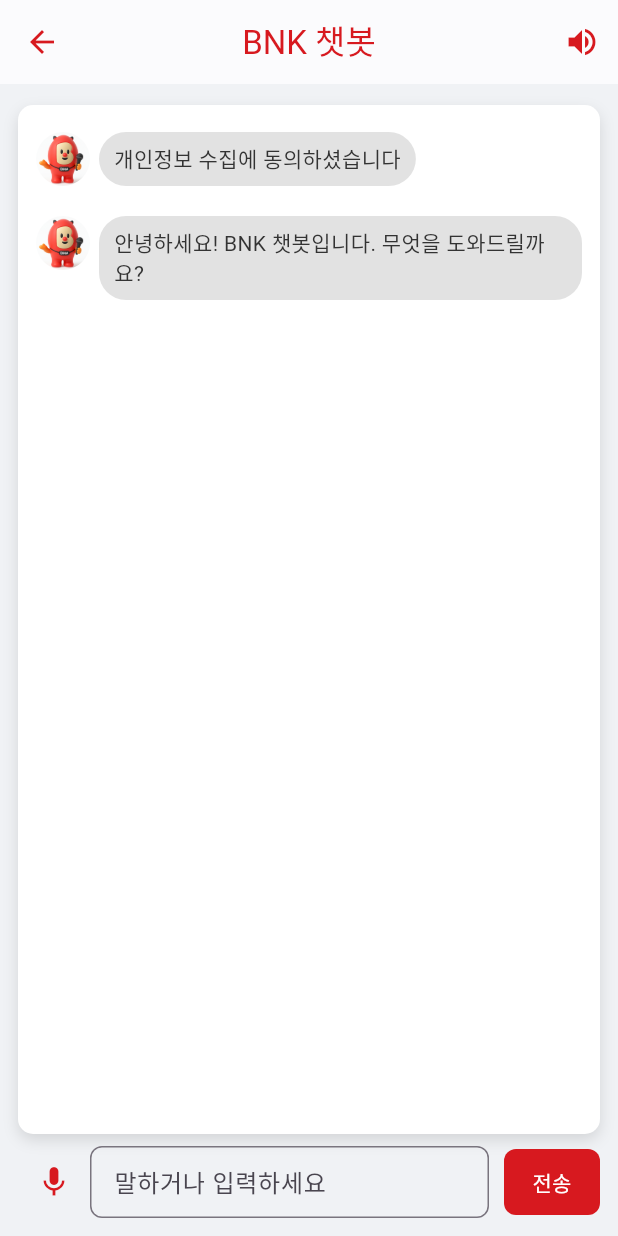
After one commit to Dayeong-dev/bnk_reframe, a Flutter app: the BnkChatPage screen opened by its route, after a tap on "동의합니다", after a tap on the "mic none" icon, after a tap on "전송", on a phone screen of 412 x 824 dp. The commit adds this screen. Run offline on Flutter 3.47's test engine with Material 3 defaults, Android fonts, the phone set to English and light mode, and no system bars; our stand-ins replace dio, flutter_secure_storage, flutter_tts, flutter_widget_from_html, local_auth, permission_handler and 1 more; missing offline and left inert: health; accounts and stored records are empty.

Commit message:
챗봇 음성기능 추가

```diff
--- a/lib/main.dart
+++ b/lib/main.dart
@@ -6,6 +6,7 @@
 import 'package:reframe/pages/deposit/deposit_main_page.dart';
 import 'package:reframe/pages/home_page.dart';
 import 'package:reframe/pages/walk/step_debug_page.dart';
+import 'package:reframe/pages/chat/bnk_chat_page.dart';
 
 void main() {
   runApp(const MyApp());
@@ -29,6 +30,7 @@
         "/depositList": (context) => DepositListPage(),
         "/depositMain": (context) => DepositMainPage(),
         "/step-debug": (context) => StepDebugPage(),
+        "/chat-debug": (context) => BnkChatPage(),
       },
     );
   }
--- /dev/null
+++ b/lib/pages/chat/bnk_chat_page.dart
@@ -0,0 +1,410 @@
+import 'dart:convert';
+import 'package:flutter/material.dart';
+import 'package:http/http.dart' as http;
+import 'package:speech_to_text/speech_to_text.dart' as stt;
+import 'package:flutter_tts/flutter_tts.dart';
+import 'package:permission_handler/permission_handler.dart';
+
+enum Sender { ai, user, system }
+
+enum TtsState { playing, stopped }
+
+class ChatMessage {
+  final Sender sender;
+  String text;
+  final String? id; // for replacing loading message
+  ChatMessage({required this.sender, required this.text, this.id});
+}
+
+class BnkChatPage extends StatefulWidget {
+  const BnkChatPage({super.key});
+
+  @override
+  State<BnkChatPage> createState() => _BnkChatPageState();
+}
+
+class _BnkChatPageState extends State<BnkChatPage> {
+  final TextEditingController _controller = TextEditingController();
+  final ScrollController _scrollController = ScrollController();
+  final List<ChatMessage> _messages = [];
+  bool _consented = false;
+  bool _sending = false;
+
+  // Networking
+  static const String _baseUrl = 'http://192.168.100.135:8090';
+  static const String _apiPath = '/api/chat/memory';
+
+  // Speech to Text
+  late final stt.SpeechToText _speech;
+  bool _speechAvailable = false;
+  bool _isListening = false;
+
+  // Text to Speech
+  final FlutterTts _tts = FlutterTts();
+  TtsState _ttsState = TtsState.stopped;
+
+  @override
+  void initState() {
+    super.initState();
+    _initSpeech();
+    _initTts();
+  }
+
+  Future<void> _initSpeech() async {
+    _speech = stt.SpeechToText();
+    _speechAvailable = await _speech.initialize(
+      onStatus: (s) => setState(() => _isListening = s == 'listening'),
+      onError: (e) => debugPrint('STT error: $e'),
+    );
+    setState(() {});
+  }
+
+  Future<void> _initTts() async {
+    // iOS/Android 공통 설정
+    await _tts.setLanguage('ko-KR');
+    await _tts.setSpeechRate(0.45); // 0.0 ~ 1.0
+    await _tts.setVolume(1.0);
+    await _tts.setPitch(1.0);
+
+    _tts.setStartHandler(() => setState(() => _ttsState = TtsState.playing));
+    _tts.setCompletionHandler(() => setState(() => _ttsState = TtsState.stopped));
+    _tts.setErrorHandler((msg) {
+      debugPrint('TTS error: $msg');
+      setState(() => _ttsState = TtsState.stopped);
+    });
+  }
+
+  @override
+  void dispose() {
+    _speech.stop();
+    _tts.stop();
+    _controller.dispose();
+    _scrollController.dispose();
+    super.dispose();
+  }
+
+  // UI helpers
+  void _showIntro() {
+    _appendAi("안녕하세요! BNK 챗봇입니다. 무엇을 도와드릴까요?");
+  }
+
+  void _appendAi(String text, {bool speak = false}) {
+    setState(() => _messages.add(ChatMessage(sender: Sender.ai, text: text)));
+    _scrollToBottom();
+    if (speak) _speak(text);
+  }
+
+  void _appendUser(String text) {
+    setState(() => _messages.add(ChatMessage(sender: Sender.user, text: text)));
+    _scrollToBottom();
+  }
+
+  String _addLoading() {
+    final id = DateTime.now().millisecondsSinceEpoch.toString();
+    setState(() {
+      _messages.add(ChatMessage(
+        sender: Sender.ai,
+        text: '답변을 생성 중입니다...',
+        id: id,
+      ));
+    });
+    _scrollToBottom();
+    return id;
+  }
+
+  void _replaceById(String id, String newText) {
+    final idx = _messages.indexWhere((m) => m.id == id);
+    if (idx != -1) {
+      setState(() => _messages[idx].text = newText);
+    }
+  }
+
+  void _scrollToBottom() {
+    WidgetsBinding.instance.addPostFrameCallback((_) {
+      if (_scrollController.hasClients) {
+        _scrollController.animateTo(
+          _scrollController.position.maxScrollExtent,
+          duration: const Duration(milliseconds: 250),
+          curve: Curves.easeOut,
+        );
+      }
+    });
+  }
+
+  // Consent
+  Future<void> _agree() async {
+    setState(() => _consented = true);
+    _appendAi('개인정보 수집에 동의하셨습니다', speak: true);
+    _showIntro();
+  }
+
+  // Networking send
+  Future<void> _sendMessage() async {
+    if (_sending) return;
+    final text = _controller.text.trim();
+    if (text.isEmpty) return;
+
+    _controller.clear();
+    _appendUser(text);
+
+    final loadingId = _addLoading();
+
+    try {
+      setState(() => _sending = true);
+      final uri = Uri.parse('$_baseUrl$_apiPath');
+      final res = await http.post(
+        uri,
+        headers: { 'Content-Type': 'application/json' },
+        body: jsonEncode(text), // JSON 문자열 literal
+      );
+
+      if (res.statusCode >= 200 && res.statusCode < 300) {
+        _replaceById(loadingId, res.body);
+        await _speak(res.body);
+      } else {
+        final err = '⚠️ 오류: ${res.statusCode} ${res.reasonPhrase}';
+        _replaceById(loadingId, err);
+        await _speak('오류가 발생했습니다. 다시 시도해 주세요.');
+      }
+    } catch (e) {
+      final err = '⚠️ 오류 발생: $e';
+      _replaceById(loadingId, err);
+      await _speak('네트워크 오류가 발생했습니다.');
+    } finally {
+      if (mounted) setState(() => _sending = false);
+      _scrollToBottom();
+    }
+  }
+
+  // Speech to Text
+  Future<void> _toggleListening() async {
+    if (!_speechAvailable) {
+      ScaffoldMessenger.of(context).showSnackBar(
+        const SnackBar(content: Text('이 기기에서 음성 인식을 사용할 수 없습니다.')),
+      );
+      return;
+    }
+
+    if (_isListening) {
+      await _speech.stop();
+      setState(() => _isListening = false);
+    } else {
+      final available = await _speech.initialize(
+        onStatus: (s) => setState(() => _isListening = s == 'listening'),
+        onError: (e) => debugPrint('STT error: $e'),
+      );
+      if (!available) return;
+
+      await _speech.listen(
+        localeId: 'ko_KR',
+        listenMode: stt.ListenMode.confirmation,
+        onResult: (result) {
+          final recognized = result.recognizedWords;
+          setState(() => _controller.text = recognized);
+          if (result.finalResult && recognized.trim().isNotEmpty) {
+            // 자동 전송을 원하면 아래 주석을 해제하세요.
+            // _sendMessage();
+          }
+        },
+      );
+      setState(() => _isListening = true);
+    }
+  }
+
+  // Text to Speech
+  Future<void> _speak(String text) async {
+    if (text.trim().isEmpty) return;
+    try {
+      await _tts.stop();
+      await _tts.setLanguage('ko-KR');
+      await _tts.speak(text);
+    } catch (e) {
+      debugPrint('TTS speak error: $e');
+    }
+  }
+
+  Future<void> _stopSpeaking() async {
+    try {
+      await _tts.stop();
+      setState(() => _ttsState = TtsState.stopped);
+    } catch (_) {}
+  }
+
+  @override
+  Widget build(BuildContext context) {
+    return Scaffold(
+      backgroundColor: const Color(0xfff0f2f5),
+      appBar: AppBar(
+        backgroundColor: Colors.white,
+        elevation: 0.5,
+        title: const Text('BNK 챗봇', style: TextStyle(color: Color(0xffd7191f))),
+        centerTitle: true,
+        iconTheme: const IconThemeData(color: Color(0xffd7191f)),
+        actions: [
+          IconButton(
+            tooltip: _ttsState == TtsState.playing ? '읽기 중지' : '다시 읽어주기',
+            onPressed: () async {
+              if (_ttsState == TtsState.playing) {
+                await _stopSpeaking();
+              } else {
+                // 마지막 AI 메시지를 다시 읽어주기
+                final lastAi = _messages.lastWhere(
+                      (m) => m.sender == Sender.ai,
+                  orElse: () => ChatMessage(sender: Sender.ai, text: ''),
+                );
+                await _speak(lastAi.text);
+              }
+            },
+            icon: Icon(_ttsState == TtsState.playing ? Icons.stop_circle : Icons.volume_up),
+          ),
+        ],
+      ),
+      body: Stack(
+        children: [
+          Column(
+            children: [
+              const SizedBox(height: 6),
+              Expanded(
+                child: Container(
+                  margin: const EdgeInsets.symmetric(horizontal: 12, vertical: 8),
+                  padding: const EdgeInsets.symmetric(horizontal: 12, vertical: 8),
+                  decoration: BoxDecoration(
+                    color: Colors.white,
+                    borderRadius: BorderRadius.circular(10),
+                    boxShadow: const [
+                      BoxShadow(color: Colors.black12, blurRadius: 8, offset: Offset(0, 4)),
+                    ],
+                  ),
+                  child: ListView.builder(
+                    controller: _scrollController,
+                    itemCount: _messages.length,
+                    itemBuilder: (context, index) {
+                      final m = _messages[index];
+                      final isAi = m.sender == Sender.ai;
+
+                      return Padding(
+                        padding: const EdgeInsets.symmetric(vertical: 10),
+                        child: Row(
+                          crossAxisAlignment: CrossAxisAlignment.start,
+                          mainAxisAlignment: isAi ? MainAxisAlignment.start : MainAxisAlignment.end,
+                          children: [
+                            if (isAi) ...[
+                              Padding(
+                                padding: const EdgeInsets.only(right: 6, top: 0),
+                                child: ClipRRect(
+                                  borderRadius: BorderRadius.circular(18),
+                                  child: Image.asset(
+                                    'assets/images/mrb.png',
+                                    width: 36,
+                                    height: 36,
+                                    fit: BoxFit.cover,
+                                  ),
+                                ),
+                              ),
+                            ],
+                            Flexible(
+                              child: Container(
+                                padding: const EdgeInsets.symmetric(horizontal: 10, vertical: 8),
+                                constraints: const BoxConstraints(maxWidth: 360),
+                                decoration: BoxDecoration(
+                                  color: isAi ? const Color(0xffe2e2e2) : const Color(0xffd7191f),
+                                  borderRadius: BorderRadius.circular(18),
+                                ),
+                                child: Text(
+                                  m.text,
+                                  style: TextStyle(
+                                    color: isAi ? const Color(0xff333333) : Colors.white,
+                                    height: 1.35,
+                                  ),
+                                ),
+                              ),
+                            ),
+                          ],
+                        ),
+                      );
+                    },
+                  ),
+                ),
+              ),
+              Container(
+                margin: const EdgeInsets.only(bottom: 12),
+                padding: const EdgeInsets.symmetric(horizontal: 12),
+                constraints: const BoxConstraints(maxWidth: 500),
+                child: Row(
+                  children: [
+                    IconButton(
+                      onPressed: _consented ? _toggleListening : null,
+                      tooltip: _isListening ? '듣는 중…' : '음성 입력',
+                      icon: Icon(_isListening ? Icons.mic : Icons.mic_none),
+                      color: const Color(0xffd7191f),
+                    ),
+                    Expanded(
+                      child: TextField(
+                        controller: _controller,
+                        enabled: _consented,
+                        onSubmitted: (_) => _sendMessage(),
+                        decoration: InputDecoration(
+                          hintText: _consented ? '말하거나 입력하세요' : '동의 후 이용할 수 있습니다',
+                          border: OutlineInputBorder(
+                            borderRadius: BorderRadius.circular(8),
+                          ),
+                          contentPadding: const EdgeInsets.symmetric(horizontal: 12, vertical: 10),
+                        ),
+                      ),
+                    ),
+                    const SizedBox(width: 10),
+                    FilledButton(
+                      onPressed: _consented && !_sending ? _sendMessage : null,
+                      style: FilledButton.styleFrom(
+                        backgroundColor: const Color(0xffd7191f),
+                        disabledBackgroundColor: Colors.grey,
+                        padding: const EdgeInsets.symmetric(horizontal: 16, vertical: 12),
+                        shape: RoundedRectangleBorder(borderRadius: BorderRadius.circular(8)),
+                      ),
+                      child: const Text('전송'),
+                    ),
+                  ],
+                ),
+              ),
+            ],
+          ),
+
+          if (!_consented)
+            Positioned.fill(
+              child: Container(
+                color: Colors.black54,
+                alignment: Alignment.center,
+                child: Container(
+                  width: 360,
+                  padding: const EdgeInsets.all(24),
+                  decoration: BoxDecoration(
+                    color: Colors.white,
+                    borderRadius: BorderRadius.circular(10),
+                    boxShadow: const [BoxShadow(color: Colors.black26, blurRadius: 12)],
+                  ),
+                  child: Column(
+                    mainAxisSize: MainAxisSize.min,
+                    children: [
+                      const Text('개인정보 수집 및 이용 동의', style: TextStyle(fontSize: 18, fontWeight: FontWeight.w600)),
+                      const SizedBox(height: 12),
+                      const Text('챗봇 이용을 위해 개인정보 수집에 동의해 주세요.'),
+                      const SizedBox(height: 16),
+                      FilledButton(
+                        onPressed: _agree,
+                        style: FilledButton.styleFrom(
+                          backgroundColor: const Color(0xffd7191f),
+                          shape: RoundedRectangleBorder(borderRadius: BorderRadius.circular(10)),
+                          padding: const EdgeInsets.symmetric(horizontal: 18, vertical: 12),
+                        ),
+                        child: const Text('동의합니다'),
+                      ),
+                    ],
+                  ),
+                ),
+              ),
+            ),
+        ],
+      ),
+    );
+  }
+}
--- a/lib/pages/home_page.dart
+++ b/lib/pages/home_page.dart
@@ -118,6 +118,10 @@
               onPressed: () => Navigator.pushNamed(context, "/step-debug"),
               child: Text("걸음 수 테스트"),
             ),
+            ElevatedButton(
+              onPressed: () => Navigator.pushNamed(context, "/chat-debug"),
+              child: Text("챗봇 테스트"),
+            ),
           ],
         ),
       ),
--- a/pubspec.yaml
+++ b/pubspec.yaml
@@ -32,6 +32,8 @@
     sdk: flutter
   health: ^13.1.1
   permission_handler: ^12.0.1
+  speech_to_text: ^7.2.0
+  flutter_tts: ^3.8.3
 
   # The following adds the Cupertino Icons font to your application.
   # Use with the CupertinoIcons class for iOS style icons.
@@ -73,6 +75,7 @@
   uses-material-design: true
   assets:
     - assets/ani/
+    - assets/images/
 
   # To add assets to your application, add an assets section, like this:
   # assets:
```
Also changed, not shown: assets/images/mrb.png (added), pubspec.lock, 6 other files.
